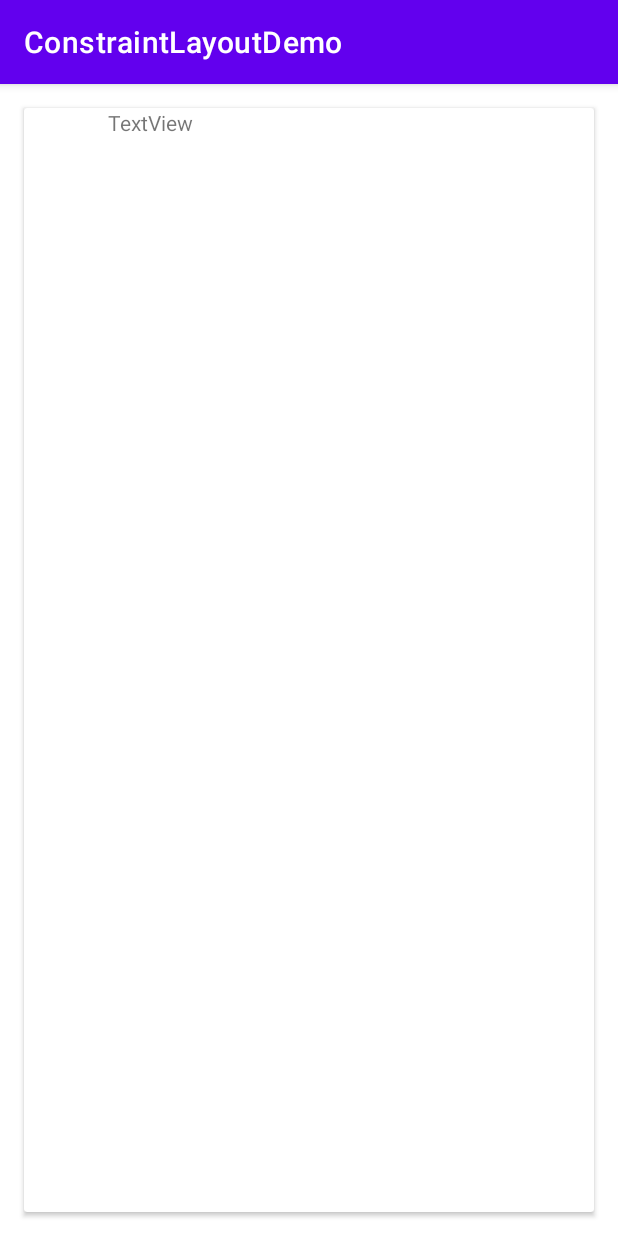
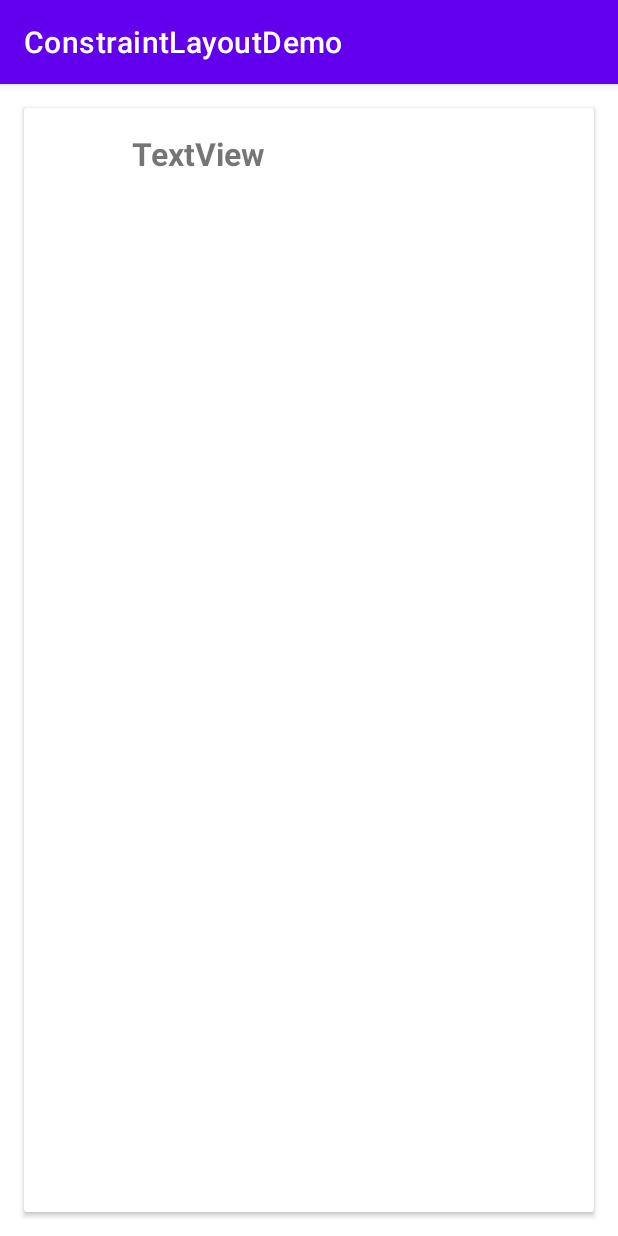
Before and after one commit to a21aldsa/ConstraintLayoutDemo, an Android app: the screen it shows after launch (MainActivity), on a phone screen of 412 x 824 dp. Run offline under Robolectric (Android 15) with nearby library versions, the phone set to English and light mode, and no system bars.

Commit message:
Card, title done

```diff
--- a/app/src/main/res/layout/activity_main.xml
+++ b/app/src/main/res/layout/activity_main.xml
@@ -25,7 +25,12 @@
                 android:layout_height="wrap_content"
                 android:text="TextView"
                 app:layout_constraintTop_toTopOf="parent"
-                app:layout_constraintStart_toEndOf="@id/card_title_image"/>
+                app:layout_constraintStart_toEndOf="@id/card_title_image"
+                android:layout_marginTop="16dp"
+                android:layout_marginLeft="16dp"
+                android:textSize="21sp"
+                android:textStyle="bold"
+                />
 
             <ImageView
                 android:id="@+id/card_title_image"
```
